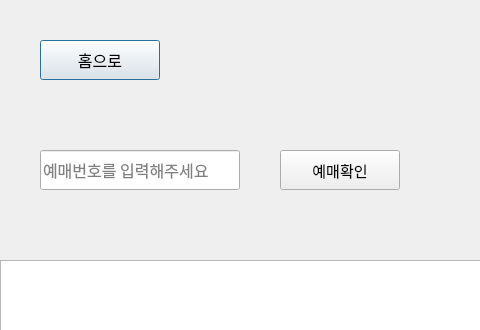
Above: searchpage.ui from 2sseong/mini_project_2025-03 before the change; both pictures show x 0 to 480 and y 0 to 330 of the 1000 by 700 pixel window. Below: the same form after it.
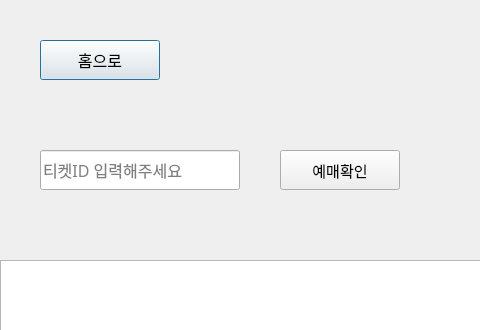
That is the form after the change.

```diff
--- a/searchpage.ui
+++ b/searchpage.ui
@@ -50,7 +50,7 @@
     <string/>
    </property>
    <property name="placeholderText">
-    <string>예매번호를 입력해주세요</string>
+    <string>티켓ID 입력해주세요</string>
    </property>
   </widget>
   <widget class="QPushButton" name="btn_gotohome">
```
